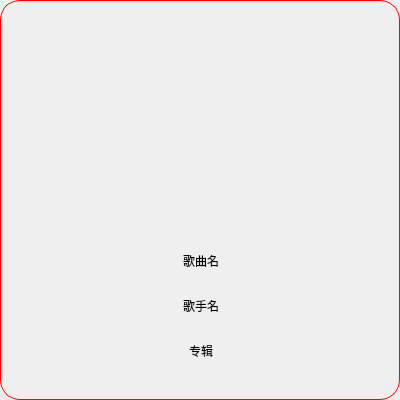
Above: OnePlayer/src/MusicInfoWidget.ui from whdicu/OnePlayer before the change. Below: the same form after it.
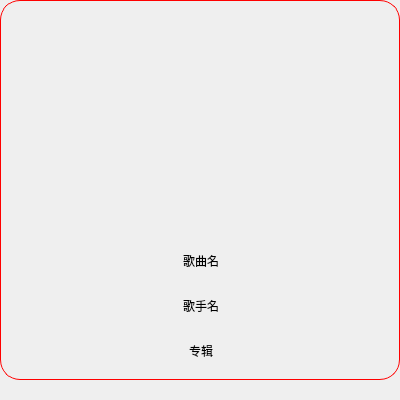
That is the form after the change.

Commit message: 1.修复方向按键不能捕获的问题 2.右侧按钮Widget取消和下面的间隔

The edit to the form file:
```diff
--- a/OnePlayer/src/MusicInfoWidget.ui
+++ b/OnePlayer/src/MusicInfoWidget.ui
@@ -47,7 +47,7 @@
     <number>0</number>
    </property>
    <property name="bottomMargin">
-    <number>0</number>
+    <number>20</number>
    </property>
    <item>
     <widget class="QStackedWidget" name="stacked_info">
```
The commit also changes 2 other files.
